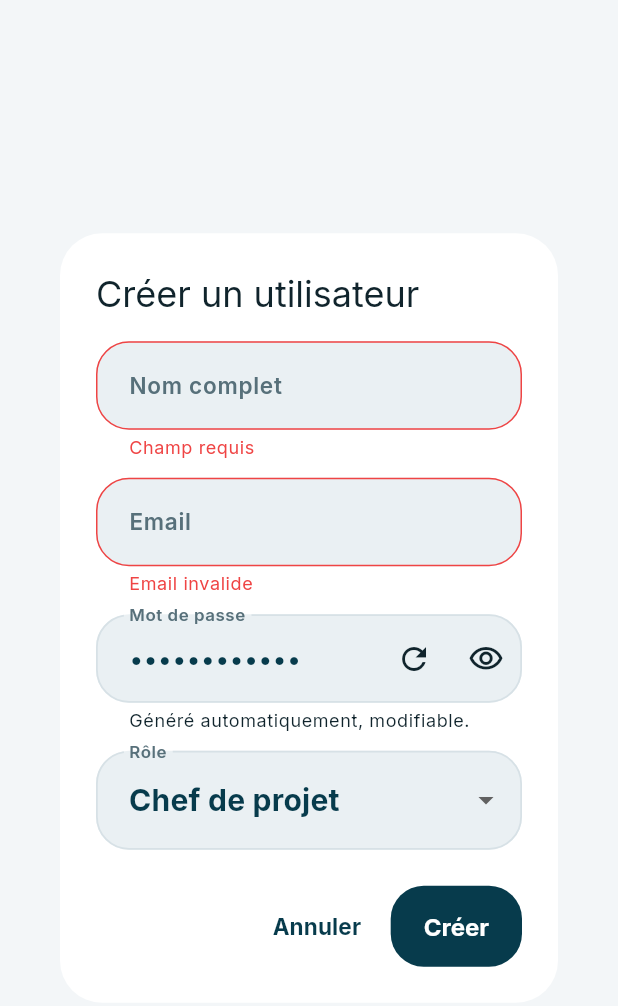
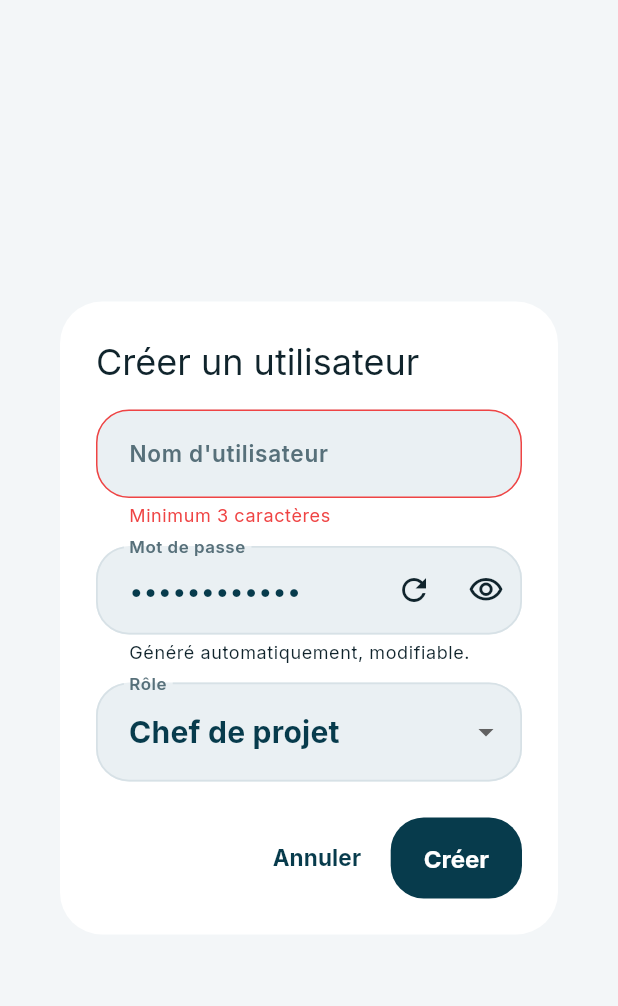
Before and after one commit to mdibuild/mdi_build, a Flutter app: the _CreateUserDialog widget shown alone on an empty page, opened directly, after a tap on "Créer", on a phone screen of 412 x 824 dp. Shown: the top 1006 px of the screen. Run offline on Flutter 3.47's test engine with Material 3 defaults, Android fonts, the phone set to English and light mode, and no system bars; our stand-ins replace audioplayers, equatable, file_picker, firebase_core, firebase_messaging, flutter_local_notifications and 8 more; missing offline and left inert: excel, record; accounts and stored records are empty.

Commit message:
Switch account creation and login to username instead of email
Supabase Auth only understands email/password, but the app now lets
people log in and be created with just a username + password. A
username is deterministically mapped to an internal, never-shown,
never-emailed pseudo-address (username@mdibuild.local) on both the
login page and the admin-users Edge Function, so the two stay in
sync without adding a new database column — the username is stored
as the profile's full_name.

Co-Authored-By: Claude Sonnet 5 <noreply@anthropic.com>

```diff
--- a/lib/features/auth/presentation/login_page.dart
+++ b/lib/features/auth/presentation/login_page.dart
@@ -2,6 +2,7 @@ import 'package:flutter/material.dart';
 import 'package:go_router/go_router.dart';
 
 import '../../../core/services/supabase_service.dart';
+import '../../../core/utils/username_auth.dart';
 
 class LoginPage extends StatefulWidget {
   const LoginPage({super.key});
@@ -11,7 +12,7 @@ class LoginPage extends StatefulWidget {
 }
 
 class _LoginPageState extends State<LoginPage> {
-  final emailController = TextEditingController();
+  final usernameController = TextEditingController();
   final passwordController = TextEditingController();
 
   bool loading = false;
@@ -22,7 +23,7 @@ class _LoginPageState extends State<LoginPage> {
 
     try {
       await SupabaseService.client.auth.signInWithPassword(
-        email: emailController.text.trim(),
+        email: usernameToPseudoEmail(usernameController.text),
         password: passwordController.text,
       );
 
@@ -61,9 +62,10 @@ class _LoginPageState extends State<LoginPage> {
                   const FlutterLogo(size: 72),
                   const SizedBox(height: 16),
                   TextField(
-                    controller: emailController,
-                    decoration: const InputDecoration(labelText: 'Email'),
-                    keyboardType: TextInputType.emailAddress,
+                    controller: usernameController,
+                    decoration: const InputDecoration(
+                      labelText: 'Nom d\'utilisateur',
+                    ),
                   ),
                   const SizedBox(height: 12),
                   TextField(
--- a/lib/features/settings/data/settings_repository.dart
+++ b/lib/features/settings/data/settings_repository.dart
@@ -41,15 +41,13 @@ class SettingsRepository {
   }
 
   Future<void> createUser({
-    required String fullName,
-    required String email,
+    required String username,
     required String password,
     required String role,
   }) async {
     await _invokeAdminUsers({
       'action': 'create',
-      'fullName': fullName,
-      'email': email,
+      'username': username,
       'password': password,
       'role': role,
     });
--- a/lib/features/settings/presentation/settings_page.dart
+++ b/lib/features/settings/presentation/settings_page.dart
@@ -287,10 +287,6 @@ class _SettingsPageState extends ConsumerState<SettingsPage> {
                                   fontSize: 16,
                                 ),
                               ),
-                              const SizedBox(height: 4),
-                              Text(user.email.isEmpty
-                                  ? 'Email non disponible'
-                                  : user.email),
                               const SizedBox(height: 10),
                               Wrap(
                                 spacing: 12,
@@ -408,8 +404,7 @@ class _CreateUserDialog extends ConsumerStatefulWidget {
 
 class _CreateUserDialogState extends ConsumerState<_CreateUserDialog> {
   final _formKey = GlobalKey<FormState>();
-  final _nameController = TextEditingController();
-  final _emailController = TextEditingController();
+  final _usernameController = TextEditingController();
   final _passwordController = TextEditingController(text: _generatePassword());
 
   UserRole _role = UserRole.chefProjet;
@@ -418,8 +413,7 @@ class _CreateUserDialogState extends ConsumerState<_CreateUserDialog> {
 
   @override
   void dispose() {
-    _nameController.dispose();
-    _emailController.dispose();
+    _usernameController.dispose();
     _passwordController.dispose();
     super.dispose();
   }
@@ -433,8 +427,7 @@ class _CreateUserDialogState extends ConsumerState<_CreateUserDialog> {
 
     try {
       await ref.read(settingsRepositoryProvider).createUser(
-            fullName: _nameController.text.trim(),
-            email: _emailController.text.trim(),
+            username: _usernameController.text.trim(),
             password: _passwordController.text,
             role: _role.dbValue,
           );
@@ -471,19 +464,12 @@ class _CreateUserDialogState extends ConsumerState<_CreateUserDialog> {
             mainAxisSize: MainAxisSize.min,
             children: [
               TextFormField(
-                controller: _nameController,
-                decoration: const InputDecoration(labelText: 'Nom complet'),
-                validator: (value) => (value == null || value.trim().isEmpty)
-                    ? 'Champ requis'
-                    : null,
-              ),
-              const SizedBox(height: 12),
-              TextFormField(
-                controller: _emailController,
-                decoration: const InputDecoration(labelText: 'Email'),
-                keyboardType: TextInputType.emailAddress,
-                validator: (value) => (value == null || !value.contains('@'))
-                    ? 'Email invalide'
+                controller: _usernameController,
+                decoration: const InputDecoration(
+                  labelText: 'Nom d\'utilisateur',
+                ),
+                validator: (value) => (value == null || value.trim().length < 3)
+                    ? 'Minimum 3 caractères'
                     : null,
               ),
               const SizedBox(height: 12),
```
Also changed, not shown: lib/core/utils/username_auth.dart (added, +14 -0 lines), 1 other file.
